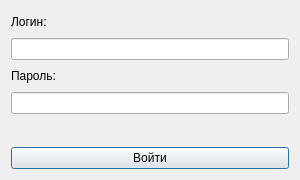
Qt form loginwindow.ui (Dkwia/RepairShopApp) before a commit.
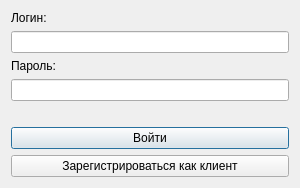
The same form after that commit.

Commit message: add register button on login page

The edit to the form file:
```diff
--- a/loginwindow.ui
+++ b/loginwindow.ui
@@ -55,6 +55,13 @@
      </property>
     </widget>
    </item>
+            <item>
+<widget class="QPushButton" name="btnRegister">
+ <property name="text">
+  <string>Зарегистрироваться как клиент</string>
+ </property>
+</widget>
+            </item>
   </layout>
  </widget>
  <resources/>
```
Left out of the diff: 1 changed line with no effect on the pictures. The commit also changes 2 other files.
